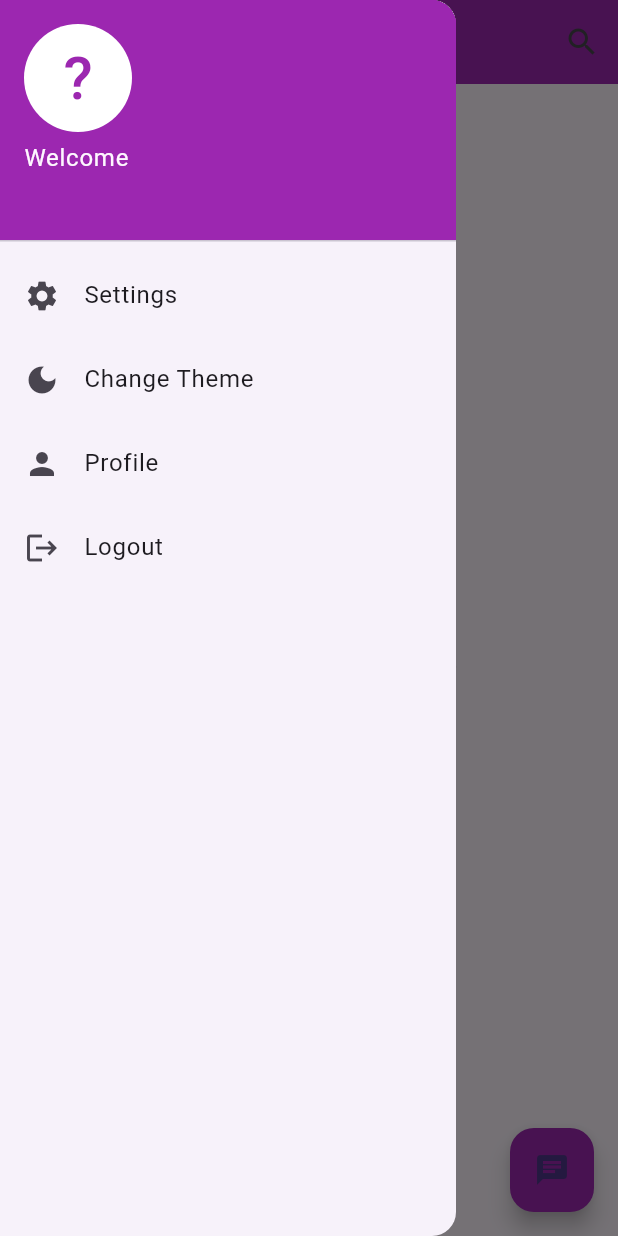
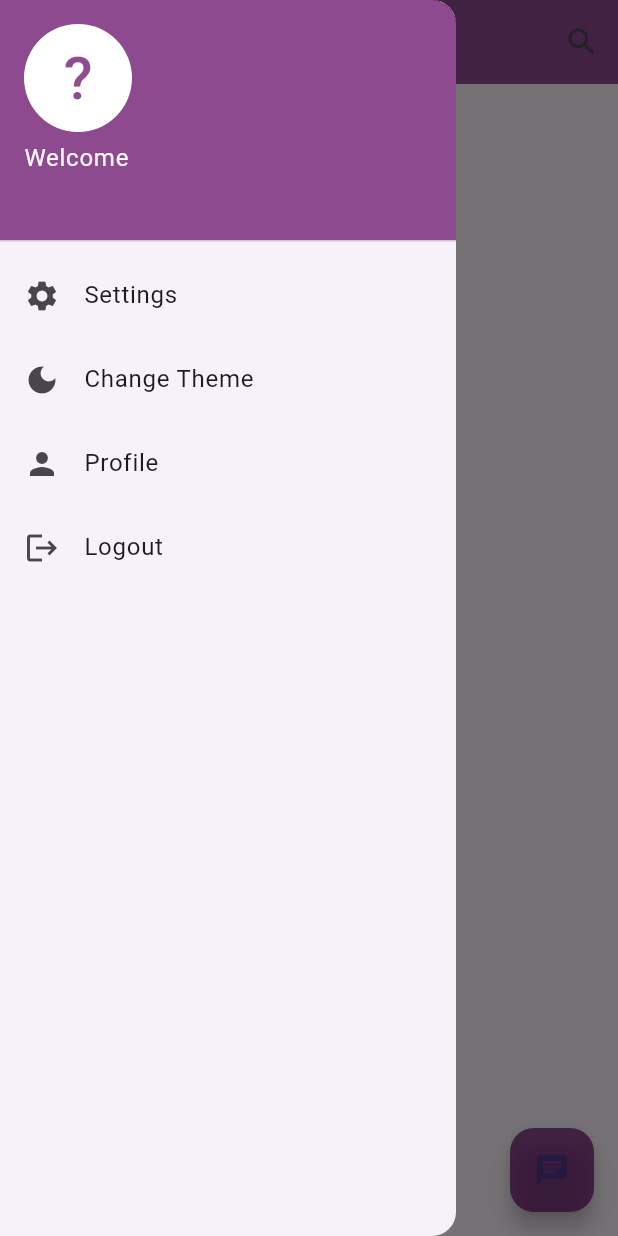
Before and after one commit to GhitaBentalha/uchat, a Flutter app: the HomePage screen opened directly, with the side drawer open, on a phone screen of 412 x 824 dp. Run offline on Flutter 3.47's test engine with Material 3 defaults, Android fonts, the phone set to English and light mode, and no system bars; our stand-ins replace cloud_firestore, firebase_auth, firebase_core; accounts and stored records are empty.

Commit message:
New messages bubble color

```diff
--- a/lib/main.dart
+++ b/lib/main.dart
@@ -24,6 +24,7 @@ class MyApp extends StatelessWidget {
       theme: ThemeData.light(), // Define your light theme here
       darkTheme: ThemeData.dark(), // Define your dark theme here
       themeMode: themeProvider.isDarkMode ? ThemeMode.dark : ThemeMode.light,
+      debugShowCheckedModeBanner: false,
       home: SignUp(),
     );
   }
--- a/lib/pages/chatpage.dart
+++ b/lib/pages/chatpage.dart
@@ -226,8 +226,9 @@ class _ChatPageState extends State<ChatPage> {
                                       vertical: 10, horizontal: 14),
                                   decoration: BoxDecoration(
                                     color: isSender
-                                        ? Color.fromARGB(144, 248, 74, 248)
-                                        : Colors.grey[200],
+                                        ? Color.fromARGB(186, 101, 11, 103)
+                                        : const Color.fromARGB(
+                                            255, 216, 216, 216),
                                     borderRadius: BorderRadius.only(
                                       topLeft: const Radius.circular(15),
                                       topRight: const Radius.circular(15),
--- a/lib/pages/home.dart
+++ b/lib/pages/home.dart
@@ -247,7 +247,7 @@ class _HomePageState extends State<HomePage> {
                 onChanged: _filterChatHistory,
               )
             : const Text('ChatUp'),
-        backgroundColor: Colors.purple,
+        backgroundColor: Color.fromARGB(186, 101, 11, 103),
         actions: [
           IconButton(
             icon: Icon(_isSearching ? Icons.close : Icons.search),
@@ -274,17 +274,39 @@ class _HomePageState extends State<HomePage> {
                       final chat = _filteredChatHistory[index];
                       return ListTile(
                         leading: UserAvatar(userName: chat['userName']),
-                        title: Text(chat['userName']),
+                        title: Text(
+                          chat['userName'],
+                          style: TextStyle(
+                            color: chat['newMessagesCount'] > 0
+                                ? Color.fromARGB(255, 19, 162, 36)
+                                : Colors.black,
+                            fontWeight: chat['newMessagesCount'] > 0
+                                ? FontWeight.bold
+                                : FontWeight.normal,
+                          ),
+                        ),
                         subtitle: Row(
                           children: [
-                            Expanded(child: Text(chat['lastMessage'])),
+                            Expanded(
+                              child: Text(
+                                chat['lastMessage'],
+                                style: TextStyle(
+                                  color: chat['newMessagesCount'] > 0
+                                      ? Color.fromARGB(255, 123, 188, 131)
+                                      : Colors.black,
+                                  fontWeight: chat['newMessagesCount'] > 0
+                                      ? FontWeight.bold
+                                      : FontWeight.normal,
+                                ),
+                              ),
+                            ),
                             if (chat['newMessagesCount'] > 0)
                               Container(
                                 margin: const EdgeInsets.only(left: 8.0),
                                 padding: const EdgeInsets.symmetric(
                                     horizontal: 8.0, vertical: 4.0),
                                 decoration: BoxDecoration(
-                                  color: Colors.red,
+                                  color: const Color.fromARGB(255, 5, 88, 15),
                                   borderRadius: BorderRadius.circular(12),
                                 ),
                                 child: Text(
@@ -324,7 +346,7 @@ class _HomePageState extends State<HomePage> {
             _fetchChatHistory();
           });
         },
-        backgroundColor: Colors.purple,
+        backgroundColor: Color.fromARGB(186, 101, 11, 103),
         child: const Icon(Icons.chat),
       ),
       drawer: Drawer(
@@ -340,7 +362,8 @@ class _HomePageState extends State<HomePage> {
                   return UserAccountsDrawerHeader(
                     accountName: Text('Loading...'),
                     accountEmail: Text('Loading...'),
-                    decoration: BoxDecoration(color: Colors.purple),
+                    decoration:
+                        BoxDecoration(color: Color.fromARGB(186, 101, 11, 103)),
                     currentAccountPicture: CircleAvatar(
                       backgroundColor: Colors.white,
                       child: CircularProgressIndicator(),
@@ -352,11 +375,12 @@ class _HomePageState extends State<HomePage> {
                   return UserAccountsDrawerHeader(
                     accountName: Text('Error'),
                     accountEmail: Text('Error'),
-                    decoration: BoxDecoration(color: Colors.purple),
+                    decoration:
+                        BoxDecoration(color: Color.fromARGB(186, 101, 11, 103)),
                     currentAccountPicture: CircleAvatar(
                       backgroundColor: Colors.white,
-                      child:
-                          Icon(Icons.error, color: Colors.purple, size: 40.0),
+                      child: Icon(Icons.error,
+                          color: Color.fromARGB(186, 101, 11, 103), size: 40.0),
                     ),
                   );
                 } else {
@@ -364,14 +388,17 @@ class _HomePageState extends State<HomePage> {
                   return UserAccountsDrawerHeader(
                     accountName: Text('Welcome ${userData['name'] ?? 'User'}'),
                     accountEmail: Text(user?.email ?? 'No Email'),
-                    decoration: BoxDecoration(color: Colors.purple),
+                    decoration:
+                        BoxDecoration(color: Color.fromARGB(186, 101, 11, 103)),
                     currentAccountPicture: CircleAvatar(
                       backgroundColor: Colors.white,
                       child: Text(
                         userData['name'] != null && userData['name'].isNotEmpty
                             ? userData['name'][0].toUpperCase()
                             : '?',
-                        style: TextStyle(fontSize: 40.0, color: Colors.purple),
+                        style: TextStyle(
+                            fontSize: 40.0,
+                            color: Color.fromARGB(186, 101, 11, 103)),
                       ),
                     ),
                   );
```
